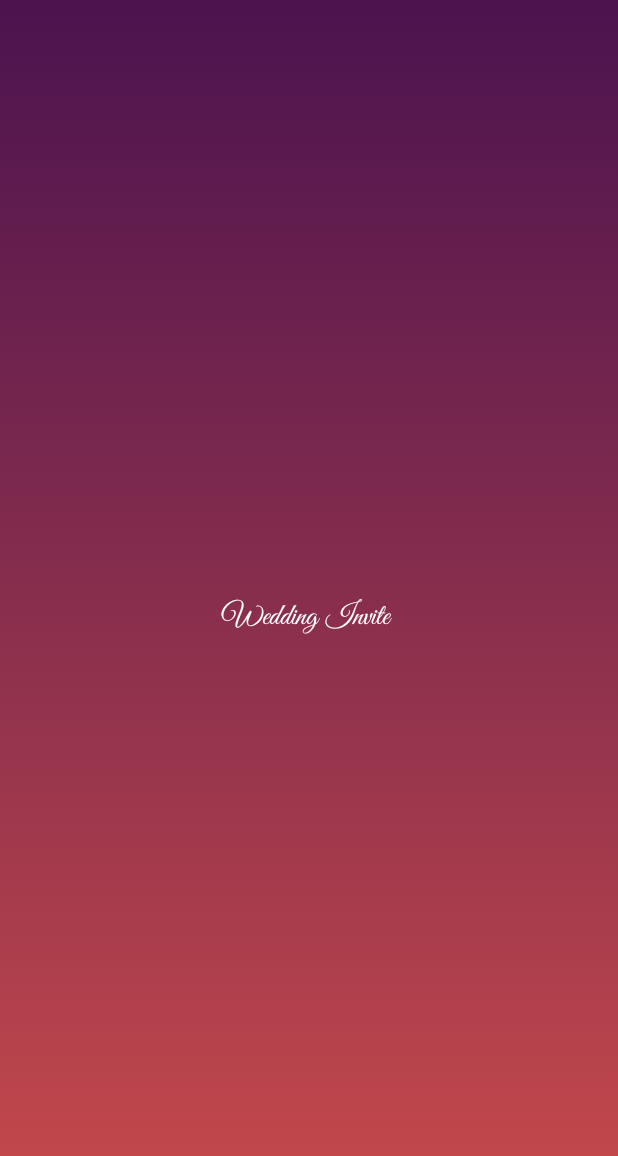
After one commit to prabhuk56/Invitation, an Android app: the SplashScreen screen opened directly, with no data from a screen before it, on a phone screen of 412 x 824 dp. The commit adds this screen. Shown: the top 1156 px of the screen. Run offline under Robolectric (Android 15) with nearby library versions, the phone set to English and light mode, and no system bars.

Commit message:
Splash Screen added

```diff
--- /dev/null
+++ b/app/src/main/java/com/prabhu/invitation/SplashScreen.java
@@ -0,0 +1,29 @@
+package com.prabhu.invitation;
+
+import android.app.Activity;
+import android.content.Intent;
+import android.os.Bundle;
+import android.os.Handler;
+import android.support.annotation.Nullable;
+
+/**
+ * Created by prabhu on 17-12-2017.
+ */
+
+public class SplashScreen extends Activity{
+    private static int SPLASH_TIME_OUT= 3000;
+
+    @Override
+    protected void onCreate(@Nullable Bundle savedInstanceState) {
+        super.onCreate(savedInstanceState);
+        setContentView(R.layout.splashscreen);
+        new Handler().postDelayed(new Runnable() {
+            @Override
+            public void run() {
+                Intent splashIntent= new Intent(SplashScreen.this,MainActivity.class);
+                startActivity(splashIntent);
+                finish();
+            }
+        },SPLASH_TIME_OUT);
+    }
+}
--- a/app/src/main/res/layout/activity_main.xml
+++ b/app/src/main/res/layout/activity_main.xml
@@ -14,7 +14,6 @@
             android:layout_width="match_parent"
             android:layout_height="match_parent"
             android:orientation="vertical"
-
             >
 
             <TextView
--- /dev/null
+++ b/app/src/main/res/layout/splashscreen.xml
@@ -0,0 +1,19 @@
+<?xml version="1.0" encoding="utf-8"?>
+    <RelativeLayout xmlns:android="http://schemas.android.com/apk/res/android"
+        android:layout_width="match_parent"
+        android:layout_height="match_parent"
+        android:background="@drawable/background_gradient"
+
+        >
+
+        <TextView
+            android:layout_width="match_parent"
+            android:layout_height="wrap_content"
+            android:fontFamily="@font/great_vibes"
+            android:text=" Wedding Invite  "
+            android:textAlignment="center"
+            android:textColor="@color/text_color_primary"
+            android:layout_centerVertical="true"
+            android:textSize="@dimen/headingsTxt" />
+
+    </RelativeLayout>
--- a/app/src/main/res/values/dimens.xml
+++ b/app/src/main/res/values/dimens.xml
@@ -3,4 +3,5 @@
     <dimen name="headerTxt">10sp</dimen>
     <dimen name="smallTxt">15sp</dimen>
     <dimen name="paraTxt">20sp</dimen>
+    <dimen name="headingsTxt">20sp</dimen>
 </resources>
```
Also changed, not shown: app/src/main/AndroidManifest.xml (+15 -1 lines).
